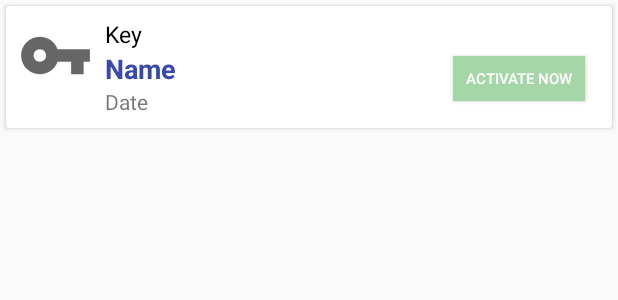
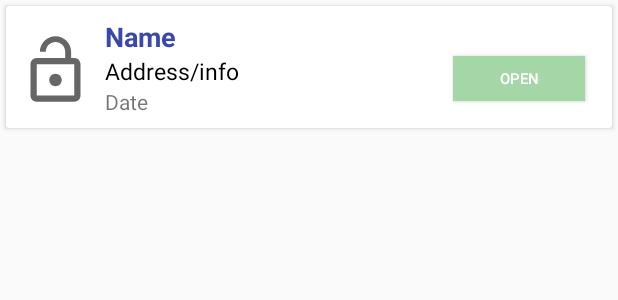
Before and after one commit to Kitzing/TemporaryDigitalKeys, an Android app: the layout receive_list_item.xml on its own in the app's theme, with its tools: preview values and no code run, on a phone screen of 412 x 824 dp. Shown: the top 300 px of the screen. Run offline under Robolectric (Android 15) with nearby library versions, the phone set to English and light mode, and no system bars.

Commit message:
Added receive list

```diff
--- a/app/src/main/java/com/example/mobilecomputingproject/ui/lend/LendViewModel.kt
+++ b/app/src/main/java/com/example/mobilecomputingproject/ui/lend/LendViewModel.kt
@@ -25,10 +25,10 @@ private fun generateDummyList(size: Int): List<LendListItem> {
             1 -> R.drawable.ic_key
             else -> R.drawable.ic_key
         }
-        val item = LendListItem(drawable, "Item $i", "Line 2")
+        val item = LendListItem(drawable, "Item $i", "Line 2", "Keytypee")
         list += item
     }
-    Log.d("Test", "List created")
+
     return list
 }
 }
--- a/app/src/main/res/layout/lend_list_item.xml
+++ b/app/src/main/res/layout/receive_list_item.xml
@@ -9,49 +9,50 @@
         android:padding="8dp">
 
         <ImageView
-            android:id="@+id/lend_image_view"
+            android:id="@+id/receive_image_view"
             android:layout_width="50dp"
             android:layout_height="50dp"
+            android:layout_marginTop="10dp"
             android:layout_marginEnd="8dp"
-            android:src="@drawable/ic_key"/>
+            android:src="@drawable/ic_lock"/>
 
         <TextView
-            android:id="@+id/lend_text_view_keytype"
-            android:layout_width="wrap_content"
-            android:layout_height="wrap_content"
-            android:text="Key"
-            android:layout_toEndOf="@+id/lend_image_view"
-            android:textColor="@color/design_default_color_on_secondary"
-            android:textSize="15sp" />
-
-        <TextView
-            android:id="@+id/lend_text_view_name"
+            android:id="@+id/receive_text_view_name"
             android:layout_width="wrap_content"
             android:layout_height="wrap_content"
             android:text="Name"
-            android:layout_toEndOf="@+id/lend_image_view"
-            android:layout_below="@id/lend_text_view_keytype"
+            android:layout_toEndOf="@+id/receive_image_view"
             android:textColor="@color/colorAccent"
             android:textSize="18sp"
             android:textStyle="bold"/>
 
         <TextView
-            android:id="@+id/lend_text_view_date"
+            android:id="@+id/receive_text_view_address"
+            android:layout_width="wrap_content"
+            android:layout_height="wrap_content"
+            android:text="Address/info"
+            android:layout_toEndOf="@+id/receive_image_view"
+            android:layout_below="@id/receive_text_view_name"
+            android:textColor="@color/design_default_color_on_secondary"
+            android:textSize="15sp" />
+
+        <TextView
+            android:id="@+id/receive_text_view_date"
             android:layout_width="wrap_content"
             android:layout_height="wrap_content"
             android:text="Date"
-            android:layout_toEndOf="@+id/lend_image_view"
-            android:layout_below="@id/lend_text_view_name"/>
+            android:layout_toEndOf="@+id/receive_image_view"
+            android:layout_below="@id/receive_text_view_address"/>
 
         <Button
-            android:id="@+id/button"
+            android:id="@+id/open_button"
             android:layout_width="wrap_content"
             android:layout_height="30dp"
             android:layout_alignParentEnd="true"
             android:layout_marginEnd="10dp"
             android:layout_marginBottom="10dp"
             android:layout_marginTop="25dp"
-            android:text="Activate now"
+            android:text="Open"
             android:textSize="10sp"
             android:background="@color/colorPrimary"
             android:textColor="@color/textButton" />
--- a/app/src/main/res/values/strings.xml
+++ b/app/src/main/res/values/strings.xml
@@ -8,4 +8,5 @@
     <string name="hello_blank_fragment">Hello blank fragment</string>
     <string name="lend_new_key">+ Lend new key</string>
     <string name="lended_keys">Lended keys</string>
+    <string name="received_keys">Received keys</string>
 </resources>
```
Also changed, not shown: app/src/main/java/com/example/mobilecomputingproject/ui/lend/LendAdapter.kt (+7 -5 lines), app/src/main/java/com/example/mobilecomputingproject/ui/receive/ReceiveAdapter.kt (added, +47 -0 lines), app/src/main/java/com/example/mobilecomputingproject/ui/receive/ReceiveFragment.kt (+16 -6 lines), app/src/main/java/com/example/mobilecomputingproject/ui/receive/ReceiveViewModel.kt (+23 -1 lines), app/src/main/res/layout/fragment_receive.xml (+17 -11 lines).
